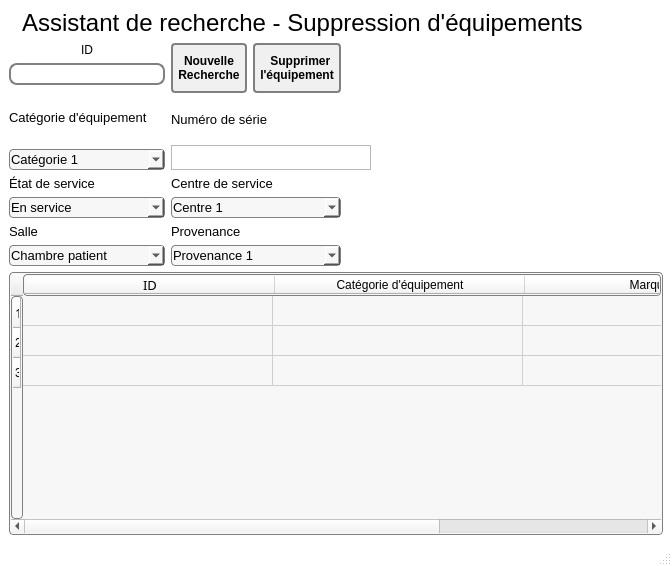
Qt form Interface/FenetresEnUI/SuppressionEquipement2.ui (ProjetPC2/SIMM2.0-DEV) before a commit.
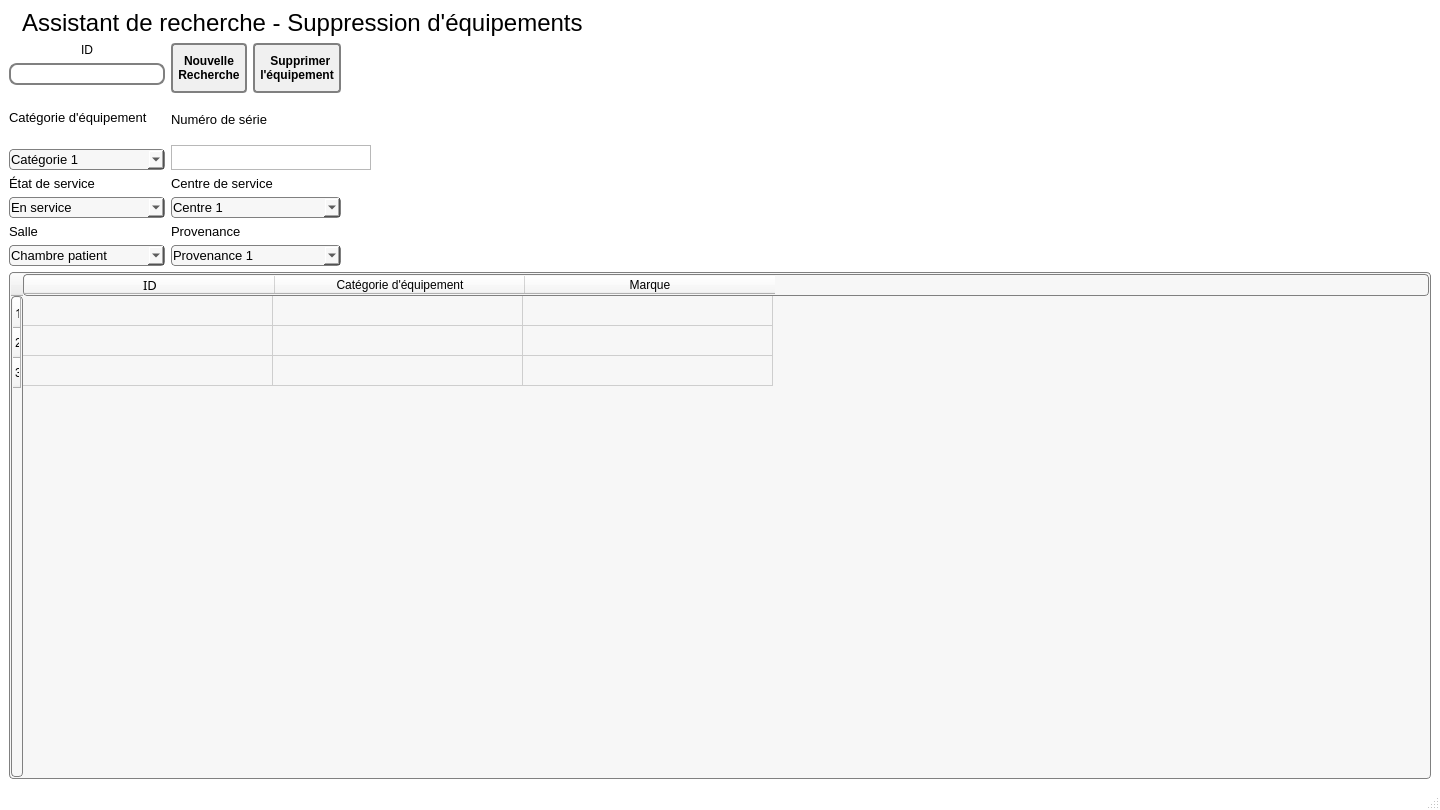
The same form after that commit. Icons and pictures are not drawn.

```diff
--- a/Interface/FenetresEnUI/SuppressionEquipement2.ui
+++ b/Interface/FenetresEnUI/SuppressionEquipement2.ui
@@ -6,8 +6,8 @@
    <rect>
     <x>0</x>
     <y>0</y>
-    <width>672</width>
-    <height>566</height>
+    <width>1440</width>
+    <height>810</height>
    </rect>
   </property>
   <property name="windowTitle">
```
Left out of the diff: 3 changed lines with no effect on the pictures.
